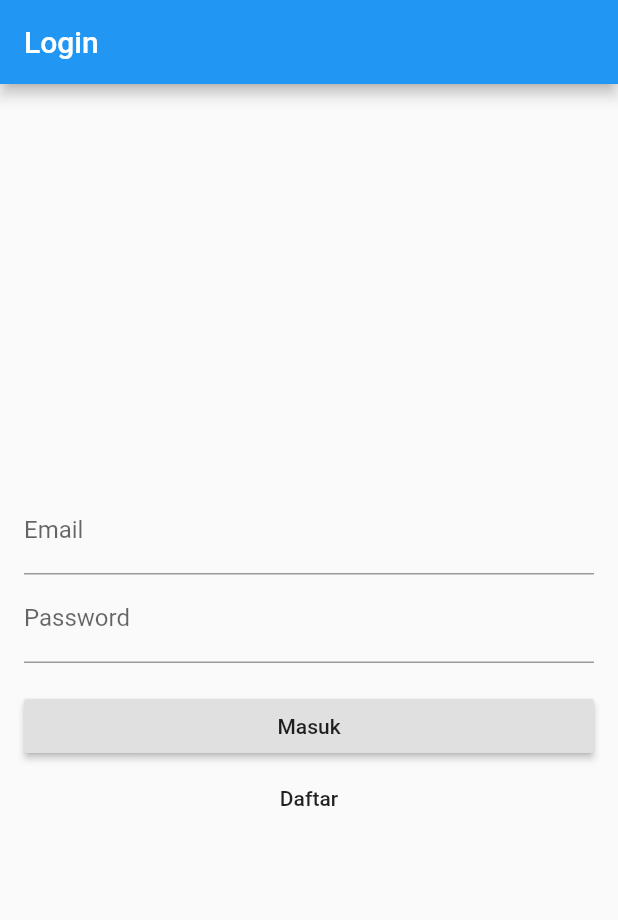
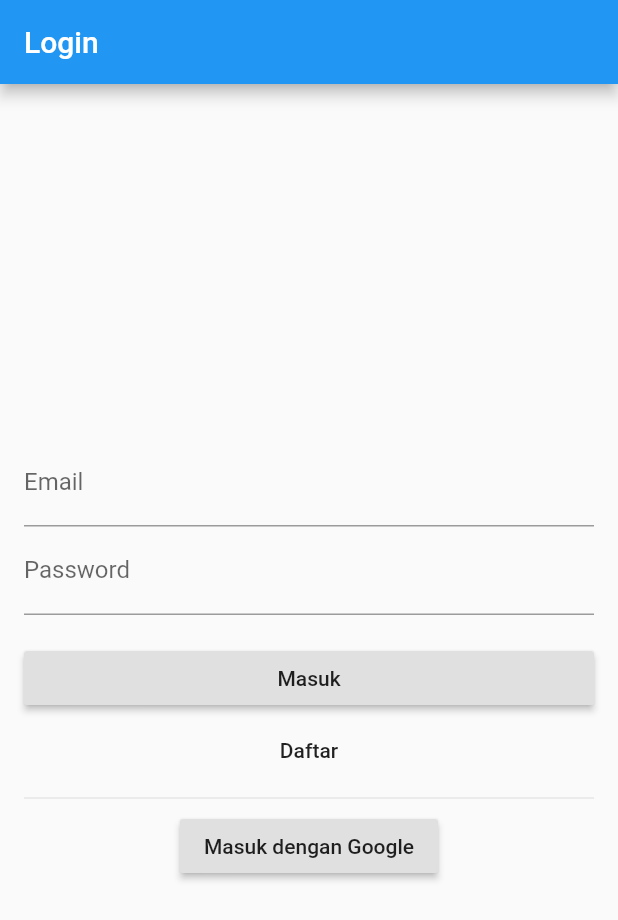
Before and after one commit to christiandoxa/todoapp_fsj, a Flutter app: the screen it shows after launch, on a phone screen of 412 x 824 dp. Shown: the top 920 px of the screen. Run offline on Flutter 3.47's test engine with Material 2 defaults, Android fonts, the phone set to English and light mode, and no system bars; our stand-ins replace firebase_core; accounts and stored records are empty.

Commit message:
Sign in with google btn

```diff
--- a/lib/screens/login_screen.dart
+++ b/lib/screens/login_screen.dart
@@ -23,6 +23,8 @@ class _LoginScreenState extends State<LoginScreen> {
       MaterialPageRoute(builder: (context) => RegisterScreen()),
     );
   }
+
+  void _onSignInWithGoogle() {}
 
   @override
   Widget build(BuildContext context) {
@@ -62,7 +64,12 @@ class _LoginScreenState extends State<LoginScreen> {
                   onPressed: _goToRegisterScreen,
                   child: Text('Daftar'),
                 ),
-              )
+              ),
+              Divider(),
+              RaisedButton(
+                onPressed: _onSignInWithGoogle,
+                child: Text('Masuk dengan Google'),
+              ),
             ],
           ),
         ),
```
Also changed, not shown: 1 other file.
